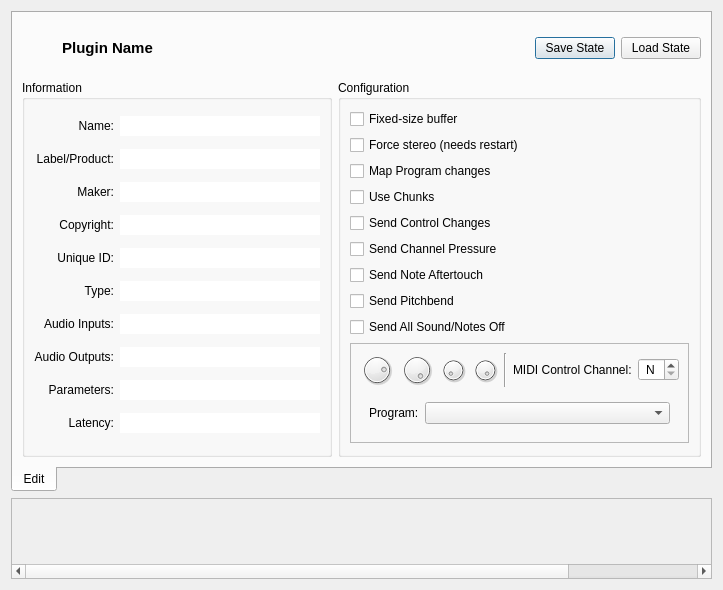
falkTX/Carla, file resources/ui/carla_edit.ui: the form before one commit.
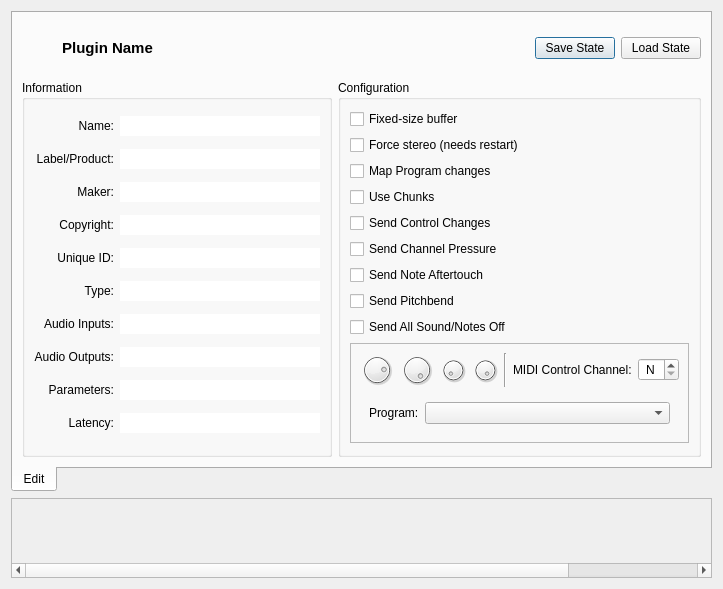
The form after the commit. Icons and pictures are not drawn. Custom widgets are drawn as their Qt base class.

```diff
--- a/resources/ui/carla_edit.ui
+++ b/resources/ui/carla_edit.ui
@@ -696,7 +696,7 @@
         <x>0</x>
         <y>0</y>
         <width>864</width>
-        <height>65</height>
+        <height>64</height>
        </rect>
       </property>
       <property name="sizePolicy">
@@ -708,13 +708,13 @@
       <property name="minimumSize">
        <size>
         <width>864</width>
-        <height>65</height>
+        <height>64</height>
        </size>
       </property>
       <property name="maximumSize">
        <size>
         <width>864</width>
-        <height>65</height>
+        <height>64</height>
        </size>
       </property>
       <layout class="QHBoxLayout" name="horizontalLayout_2">
```
